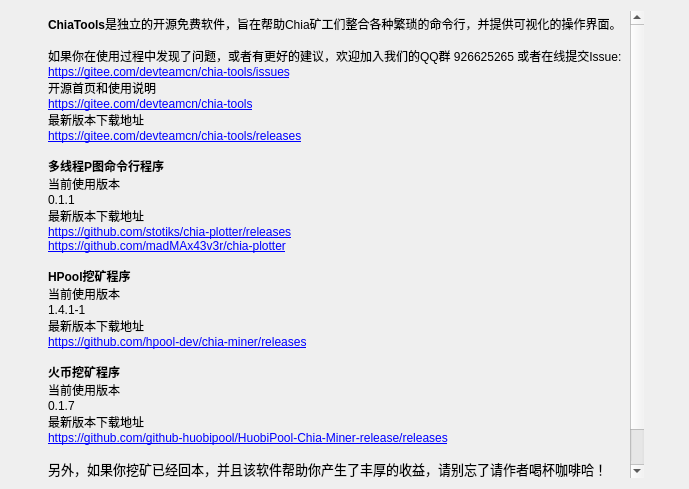
First picture: the form in ui/AboutWidget.ui, repository penglecn/ChiaTools, before the edit.
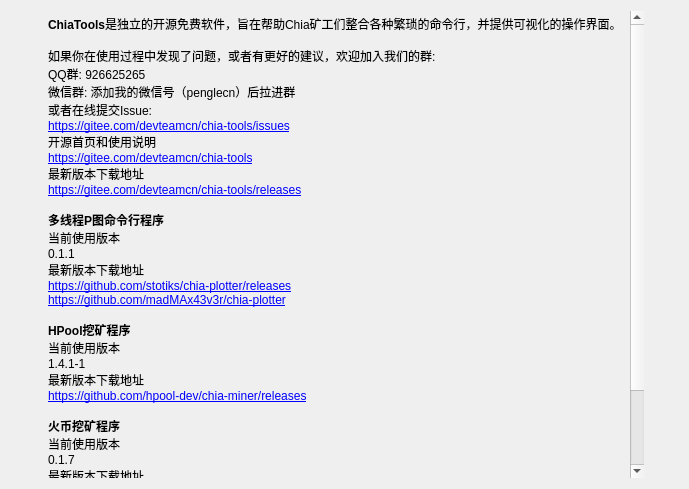
Second picture: the form after the edit.

Commit message: 更新about

```diff
--- a/ui/AboutWidget.ui
+++ b/ui/AboutWidget.ui
@@ -63,7 +63,10 @@
 &lt;/style&gt;&lt;/head&gt;&lt;body style=&quot; font-family:'SimSun'; font-size:9pt; font-weight:400; font-style:normal;&quot;&gt;
 &lt;p style=&quot; margin-top:0px; margin-bottom:0px; margin-left:0px; margin-right:0px; -qt-block-indent:0; text-indent:0px;&quot;&gt;&lt;span style=&quot; font-weight:600;&quot;&gt;ChiaTools&lt;/span&gt;是独立的开源免费软件，旨在帮助Chia矿工们整合各种繁琐的命令行，并提供可视化的操作界面。&lt;/p&gt;
 &lt;p style=&quot;-qt-paragraph-type:empty; margin-top:0px; margin-bottom:0px; margin-left:0px; margin-right:0px; -qt-block-indent:0; text-indent:0px;&quot;&gt;&lt;br /&gt;&lt;/p&gt;
-&lt;p style=&quot; margin-top:0px; margin-bottom:0px; margin-left:0px; margin-right:0px; -qt-block-indent:0; text-indent:0px;&quot;&gt;如果你在使用过程中发现了问题，或者有更好的建议，欢迎加入我们的QQ群 926625265 或者在线提交Issue:&lt;/p&gt;
+&lt;p style=&quot; margin-top:0px; margin-bottom:0px; margin-left:0px; margin-right:0px; -qt-block-indent:0; text-indent:0px;&quot;&gt;如果你在使用过程中发现了问题，或者有更好的建议，欢迎加入我们的群:&lt;/p&gt;
+&lt;p style=&quot; margin-top:0px; margin-bottom:0px; margin-left:0px; margin-right:0px; -qt-block-indent:0; text-indent:0px;&quot;&gt;QQ群: 926625265&lt;/p&gt;
+&lt;p style=&quot; margin-top:0px; margin-bottom:0px; margin-left:0px; margin-right:0px; -qt-block-indent:0; text-indent:0px;&quot;&gt;微信群: 添加我的微信号（penglecn）后拉进群&lt;/p&gt;
+&lt;p style=&quot; margin-top:0px; margin-bottom:0px; margin-left:0px; margin-right:0px; -qt-block-indent:0; text-indent:0px;&quot;&gt;或者在线提交Issue:&lt;/p&gt;
 &lt;p style=&quot; margin-top:0px; margin-bottom:0px; margin-left:0px; margin-right:0px; -qt-block-indent:0; text-indent:0px;&quot;&gt;&lt;a href=&quot;https://gitee.com/devteamcn/chia-tools/issues&quot;&gt;&lt;span style=&quot; text-decoration: underline; color:#0000ff;&quot;&gt;https://gitee.com/devteamcn/chia-tools/issues&lt;/span&gt;&lt;/a&gt;&lt;/p&gt;
 &lt;p style=&quot; margin-top:0px; margin-bottom:0px; margin-left:0px; margin-right:0px; -qt-block-indent:0; text-indent:0px;&quot;&gt;开源首页和使用说明&lt;/p&gt;
 &lt;p style=&quot; margin-top:0px; margin-bottom:0px; margin-left:0px; margin-right:0px; -qt-block-indent:0; text-indent:0px;&quot;&gt;&lt;a href=&quot;https://gitee.com/devteamcn/chia-tools&quot;&gt;&lt;span style=&quot; text-decoration: underline; color:#0000ff;&quot;&gt;https://gitee.com/devteamcn/chia-tools&lt;/span&gt;&lt;/a&gt;&lt;/p&gt;
```
The commit also changes 1 other file.
